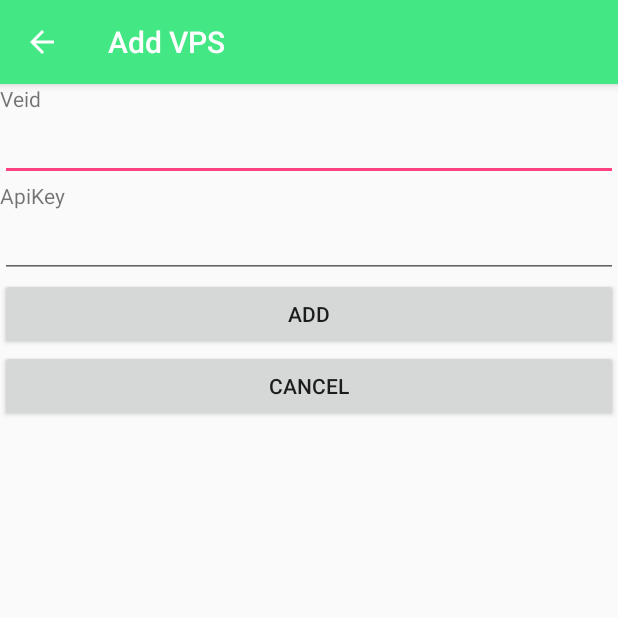
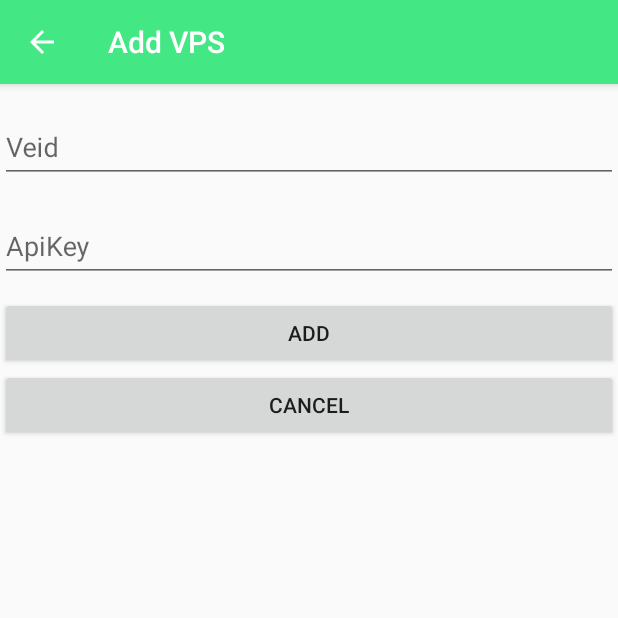
Before and after one commit to EasonRen/BanWaGong, an Android app: the CreateActivity screen opened directly, with no data from a screen before it, on a phone screen of 412 x 824 dp, the top half of it. Run offline under Robolectric (Android 15) with nearby library versions, the light colour scheme and no system bars; our stand-ins replace ButterKnife.

Commit message:
add create activity

```diff
--- a/app/src/main/res/layout/activity_create.xml
+++ b/app/src/main/res/layout/activity_create.xml
@@ -4,39 +4,48 @@
     xmlns:tools="http://schemas.android.com/tools"
     android:layout_width="match_parent"
     android:layout_height="match_parent"
+    android:focusable="true"
+    android:focusableInTouchMode="true"
     android:orientation="vertical"
     tools:context=".ui.CreateActivity">
 
-    <TextView
+    <android.support.design.widget.TextInputLayout
         android:layout_width="match_parent"
         android:layout_height="wrap_content"
-        android:text="@string/veid" />
+        android:layout_marginTop="10dp">
 
         <EditText
             android:id="@+id/etVeid"
             android:layout_width="match_parent"
             android:layout_height="wrap_content"
+            android:hint="Veid"
             android:inputType="text" />
 
-    <TextView
+    </android.support.design.widget.TextInputLayout>
+
+    <android.support.design.widget.TextInputLayout
         android:layout_width="match_parent"
         android:layout_height="wrap_content"
-        android:text="@string/apikey" />
+        android:layout_marginTop="10dp"
+        android:layout_marginBottom="10dp">
 
         <EditText
             android:id="@+id/etApiKey"
             android:layout_width="match_parent"
             android:layout_height="wrap_content"
-        android:inputType="text" />
+            android:inputType="text"
+            android:hint="ApiKey" />
+    </android.support.design.widget.TextInputLayout>
 
     <Button
         android:id="@+id/btnAdd"
         android:layout_width="match_parent"
         android:layout_height="wrap_content"
-        android:text="@string/add"/>
+        android:text="@string/add" />
+
     <Button
         android:id="@+id/btnCancel"
         android:layout_width="match_parent"
         android:layout_height="wrap_content"
-        android:text="@string/cancel"/>
+        android:text="@string/cancel" />
 </LinearLayout>
--- a/app/src/main/res/layout/activity_main.xml
+++ b/app/src/main/res/layout/activity_main.xml
@@ -17,7 +17,7 @@
             android:layout_width="match_parent"
             android:layout_height="?attr/actionBarSize"
             android:background="?attr/colorPrimary"
-            app:popupTheme="@style/AppTheme.PopupOverlay" />
+            app:popupTheme="@style/AppTheme.PopupOverlay"/>
 
     </android.support.design.widget.AppBarLayout>
 
--- a/app/src/main/res/layout/vps_view.xml
+++ b/app/src/main/res/layout/vps_view.xml
@@ -10,6 +10,7 @@
         android:id="@+id/osImg"
         android:layout_width="wrap_content"
         android:layout_height="match_parent"
+        android:padding="8dp"
         android:adjustViewBounds="true"
         android:contentDescription="@string/pic"
         android:src="@mipmap/icon_linux" />
--- a/app/src/main/res/values/styles.xml
+++ b/app/src/main/res/values/styles.xml
@@ -39,6 +39,11 @@
         <item name="windowNoTitle">true</item>
     </style>
 
+    <style name="MyEditText" parent="Theme.AppCompat.Light">
+        <!--<item name="colorControlNormal">@color/indigo</item>-->
+        <item name="colorControlActivated">@color/colorPrimary</item>
+    </style>
+
     <style name="AppTheme.AppBarOverlay" parent="ThemeOverlay.AppCompat.Dark.ActionBar" />
 
     <style name="AppTheme.PopupOverlay" parent="ThemeOverlay.AppCompat.Light" />
```
Lines whose indentation alone changed are shown as unchanged.
